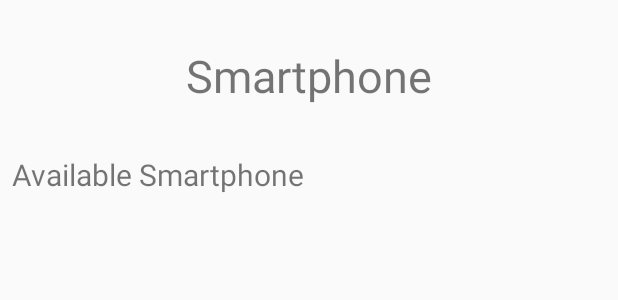
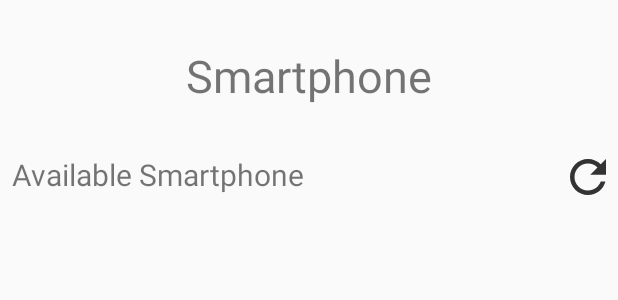
Before and after one commit to SultanKs4/smarthphone, an Android app: the layout activity_main.xml on its own in the app's theme, with its tools: preview values and no code run, on a phone screen of 412 x 824 dp. Shown: the top 300 px of the screen. Run offline under Robolectric (Android 15) with nearby library versions, the phone set to English and light mode, and no system bars.

```diff
--- a/app/src/main/AndroidManifest.xml
+++ b/app/src/main/AndroidManifest.xml
@@ -3,6 +3,7 @@
     package="id.natlus.phonbun">
 
     <uses-permission android:name="android.permission.INTERNET" />
+    <uses-permission android:name="android.permission.ACCESS_NETWORK_STATE"/>
 
     <application
         android:allowBackup="true"
@@ -10,6 +11,7 @@
         android:label="@string/app_name"
         android:roundIcon="@mipmap/ic_launcher_docomo_round"
         android:supportsRtl="true"
+        android:usesCleartextTraffic="true"
         android:theme="@style/AppTheme">
         <activity android:name=".SuccessActivity"></activity>
         <activity android:name=".CheckoutActivity" />
--- a/app/src/main/java/id/natlus/phonbun/models/Phone.java
+++ b/app/src/main/java/id/natlus/phonbun/models/Phone.java
@@ -6,7 +6,7 @@ import android.os.Parcelable;
 public class Phone implements Parcelable {
     private String type, price, image, detail;
 
-    protected Phone(Parcel in) {
+    private Phone(Parcel in) {
         type = in.readString();
         price = in.readString();
         image = in.readString();
--- /dev/null
+++ b/app/src/main/res/drawable-anydpi/ic_refresh.xml
@@ -0,0 +1,13 @@
+<vector xmlns:android="http://schemas.android.com/apk/res/android"
+    android:width="24dp"
+    android:height="24dp"
+    android:viewportWidth="16"
+    android:viewportHeight="16"
+    android:tint="#333333">
+  <group android:translateX="-4"
+      android:translateY="-4">
+      <path
+          android:fillColor="#FF000000"
+          android:pathData="M17.65,6.35C16.2,4.9 14.21,4 12,4c-4.42,0 -7.99,3.58 -7.99,8s3.57,8 7.99,8c3.73,0 6.84,-2.55 7.73,-6h-2.08c-0.82,2.33 -3.04,4 -5.65,4 -3.31,0 -6,-2.69 -6,-6s2.69,-6 6,-6c1.66,0 3.14,0.69 4.22,1.78L13,11h7V4l-2.35,2.35z"/>
+  </group>
+</vector>
--- a/app/src/main/res/layout/activity_main.xml
+++ b/app/src/main/res/layout/activity_main.xml
@@ -28,6 +28,17 @@
         app:layout_constraintLeft_toLeftOf="parent"
         android:layout_marginStart="@dimen/margin_8dp"/>
 
+    <ImageView
+        android:id="@+id/main_refresh"
+        android:layout_width="wrap_content"
+        android:layout_height="wrap_content"
+        app:layout_constraintRight_toRightOf="parent"
+        app:layout_constraintBottom_toTopOf="@id/rvPhone"
+        android:layout_marginEnd="@dimen/margin_16dp"
+        android:layout_marginBottom="@dimen/margin_8dp"
+        android:onClick="refresh"
+        app:srcCompat="@drawable/ic_refresh" />
+
     <androidx.recyclerview.widget.RecyclerView
         android:id="@+id/rvPhone"
         android:layout_width="match_parent"
```
Also changed, not shown: app/build.gradle (+13 -3 lines), app/src/main/java/id/natlus/phonbun/MainActivity.java (+29 -21 lines), app/src/main/java/id/natlus/phonbun/OptionActivity.java (+21 -31 lines), app/src/main/java/id/natlus/phonbun/adapters/PhoneAdapter.java (+28 -15 lines), app/src/main/java/id/natlus/phonbun/remoteservice/PhoneService.java (added, +12 -0 lines), app/src/main/java/id/natlus/phonbun/repository/SmartphoneRepository.java (added, +123 -0 lines), app/src/main/java/id/natlus/phonbun/viewmodel/MainViewModel.java (added, +26 -0 lines), app/src/main/res/values/strings.xml (+12 -12 lines), app/src/main/res/drawable-hdpi/ic_refresh.png (added), app/src/main/res/drawable-mdpi/ic_refresh.png (added), app/src/main/res/drawable-xhdpi/ic_refresh.png (added), app/src/main/res/drawable-xxhdpi/ic_refresh.png (added).
